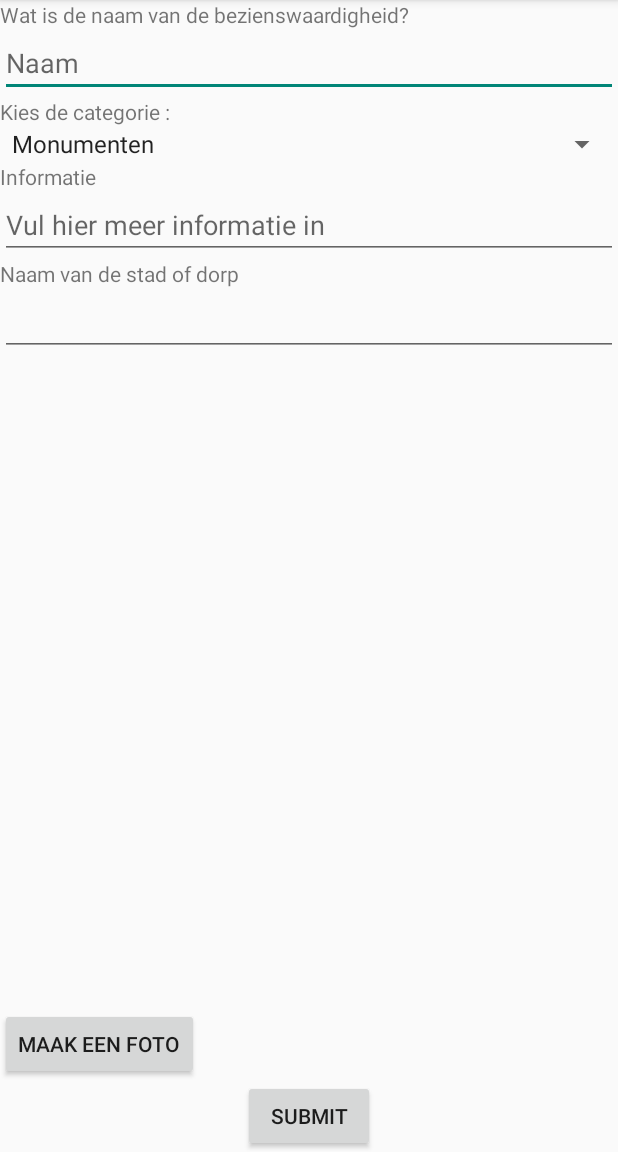
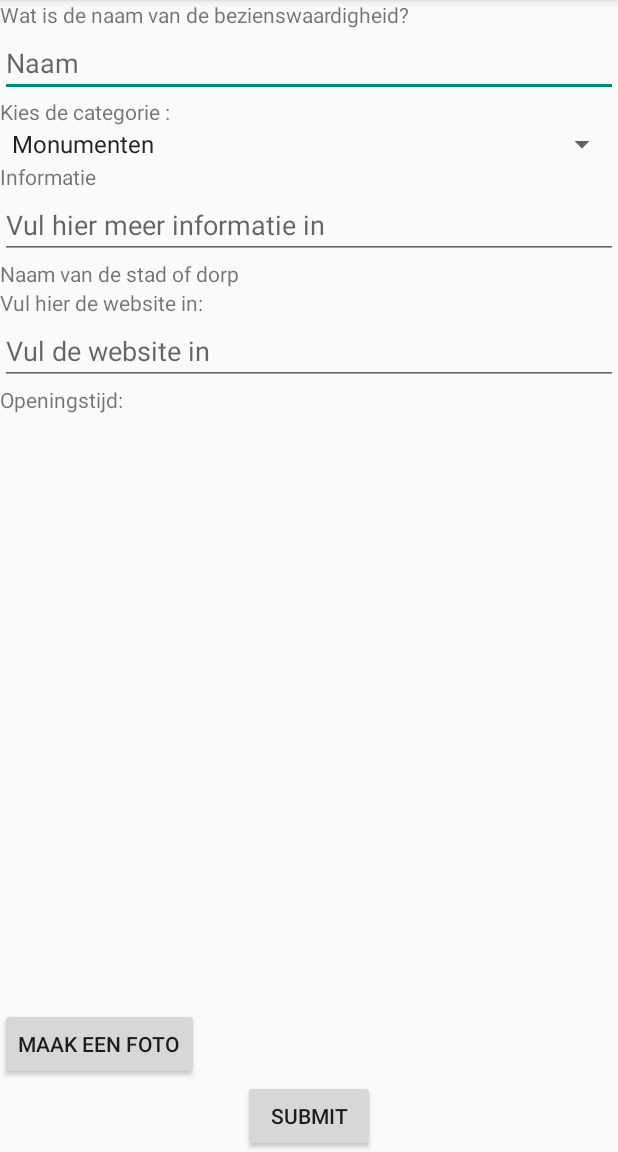
Before and after one commit to mrtijn310/touristGuide, an Android app: the fragment CreateSubmit placed in its activity, after a tap on "SUBMIT", on a phone screen of 412 x 824 dp, the part 84-1236 px from its top. Run offline under Robolectric (Android 15) with nearby library versions, the phone set to English and light mode, and no system bars; 3 statements that could not run were skipped.

Commit message:
submit per category. textblokken en edittext verschijnen pas zodra je een item hebt geselecteerd. op dit moment werkt het alleen voor monumenten, vanwege problemen met timepicker....

```diff
--- a/TouristGuideApplicatie/app/src/main/java/nl/xannic/minor/touristguideapplicatie/CreateSubmit.java
+++ b/TouristGuideApplicatie/app/src/main/java/nl/xannic/minor/touristguideapplicatie/CreateSubmit.java
@@ -11,6 +11,7 @@ import android.util.Log;
 import android.view.LayoutInflater;
 import android.view.View;
 import android.view.ViewGroup;
+import android.widget.AdapterView;
 import android.widget.ArrayAdapter;
 import android.widget.Button;
 import android.widget.EditText;
@@ -29,13 +30,15 @@ import java.util.List;
  * Created by Xander on 12/5/2014.
  */
 public class CreateSubmit extends android.app.Fragment{
-    TextView tvNaam, tvCategorie;
+    TextView tvNaam, tvCategorie, tvPlace,tvInfo;
     Spinner spinnerCategorie;
     EditText etNaam, etInfo, etPlaceName;
     List<String> list;
     ImageView ivPicture;
     Button btPicture, btSubmit;
     View rootView;
+    InsertMyData d;
+    String url;
 
     public CreateSubmit() {
     }
@@ -48,10 +51,37 @@ public class CreateSubmit extends android.app.Fragment{
         tvCategorie = (TextView) rootView.findViewById(R.id.tvCategorie);
         spinnerCategorie = (Spinner) rootView.findViewById(R.id.spinnerCategorie);
         etNaam = (EditText) rootView.findViewById(R.id.etNaam);
+        d = new InsertMyData();
         ArrayAdapter<CharSequence> adapter = ArrayAdapter.createFromResource(rootView.getContext(),
         R.array.categorieën, android.R.layout.simple_spinner_item);
         adapter.setDropDownViewResource(android.R.layout.simple_spinner_dropdown_item);
         spinnerCategorie.setAdapter(adapter);
+        spinnerCategorie.setOnItemSelectedListener(new AdapterView.OnItemSelectedListener() {
+            @Override
+            public void onItemSelected(AdapterView<?> parent, View view, int position, long id) {
+                switch(position){
+                    case 0:
+                        clearView();
+                        setMonumentView();
+                        addMonument();
+                        break;
+                    case 1:
+                        clearView();
+                        setFoodAndDrinkView();
+//                        addFoodAndDrink();
+                        break;
+                    case 2:
+                        clearView();
+//                        setMuseaView();
+//                        addMusea();
+                }
+            }
+
+            @Override
+            public void onNothingSelected(AdapterView<?> parent) {
+
+            }
+        });
         btPicture = (Button) rootView.findViewById(R.id.btPicture);
         fileUri = getOutputMediaFileUri(MEDIA_TYPE_IMAGE);
         btPicture.setOnClickListener(new View.OnClickListener() {
@@ -70,11 +100,40 @@ public class CreateSubmit extends android.app.Fragment{
                 insertIntoDB();
             }
         });
+        tvPlace = (TextView) rootView.findViewById(R.id.tvPlaceName);
+        tvInfo = (TextView) rootView.findViewById(R.id.tvInfo);
         return rootView;
     }
 
-    public void insertIntoDB(){
-        String url = "http://www.xannic.nl/api/insertdata.php";
+    public void clearView(){
+        etInfo.setVisibility(View.GONE);
+        etPlaceName.setVisibility(View.GONE);
+        tvPlace.setVisibility(View.GONE);
+        tvInfo.setVisibility(View.GONE);
+        btSubmit.setVisibility(View.GONE);
+        btPicture.setVisibility(View.GONE);
+        etPlaceName.setText("");
+        etInfo.setText("");
+    }
+
+    public void setFoodAndDrinkView(){
+        tvPlace.setVisibility(View.VISIBLE);
+        etPlaceName.setVisibility(View.VISIBLE);
+        tvInfo.setVisibility(View.VISIBLE);
+        etInfo.setVisibility(View.VISIBLE);
+
+    }
+
+    public void setMonumentView(){
+        tvInfo.setVisibility(View.VISIBLE);
+        etInfo.setVisibility(View.VISIBLE);
+        tvPlace.setVisibility(View.VISIBLE);
+        btPicture.setVisibility(View.VISIBLE);
+        btSubmit.setVisibility(View.VISIBLE);
+    }
+
+    public void addMonument(){
+        url = "http://www.xannic.nl/api/insertdata.php";
         String name = etNaam.getText().toString();
         String info = etInfo.getText().toString();
         String stringLat = String.valueOf(Data.lat);
@@ -84,8 +143,11 @@ public class CreateSubmit extends android.app.Fragment{
         String categoryId = Long.toString(i);
         String imgUrl = "null";
         url+= "?name=" + name+"&info="+info+"&lat=" + stringLat+"&lon=" + stringLon+"&cityname=" + cityName+"&categoryid=" + categoryId+"&imageurl"+imgUrl;
-        InsertMyData d = new InsertMyData();
+    }
+
+    public void insertIntoDB(){
         d.execute(url);
+        //go back to map of tnx screen
     }
 
     private Uri fileUri;
--- a/TouristGuideApplicatie/app/src/main/res/layout/submit.xml
+++ b/TouristGuideApplicatie/app/src/main/res/layout/submit.xml
@@ -44,6 +44,7 @@
         android:layout_alignParentStart="true"
         android:layout_above="@+id/btPicture"
         android:layout_below="@+id/etPlaceName"
+        android:visibility="gone"
         />
 
     <Button
@@ -53,7 +54,8 @@
         android:id="@+id/btPicture"
         android:layout_above="@+id/btSubmit"
         android:layout_alignParentLeft="true"
-        android:layout_alignParentStart="true" />
+        android:layout_alignParentStart="true"
+        android:visibility="gone" />
 
     <Button
         android:layout_width="wrap_content"
@@ -61,7 +63,8 @@
         android:text="Submit"
         android:id="@+id/btSubmit"
         android:layout_alignParentBottom="true"
-        android:layout_centerHorizontal="true" />
+        android:layout_centerHorizontal="true"
+        android:visibility="gone" />
 
     <TextView
         android:layout_width="fill_parent"
@@ -70,7 +73,8 @@
         android:id="@+id/tvInfo"
         android:layout_below="@+id/spinnerCategorie"
         android:layout_alignParentLeft="true"
-        android:layout_alignParentStart="true" />
+        android:layout_alignParentStart="true"
+        android:visibility="visible" />
 
     <EditText
         android:layout_width="fill_parent"
@@ -80,7 +84,8 @@
         android:hint="Vul hier meer informatie in"
         android:layout_below="@+id/tvInfo"
         android:layout_alignParentLeft="true"
-        android:layout_alignParentStart="true" />
+        android:layout_alignParentStart="true"
+        android:visibility="visible" />
 
     <TextView
         android:layout_width="fill_parent"
@@ -89,7 +94,8 @@
         android:id="@+id/tvPlaceName"
         android:layout_below="@+id/etInfo"
         android:layout_alignParentLeft="true"
-        android:layout_alignParentStart="true" />
+        android:layout_alignParentStart="true"
+        android:visibility="visible" />
 
     <EditText
         android:layout_width="fill_parent"
@@ -97,6 +103,34 @@
         android:id="@+id/etPlaceName"
         android:layout_below="@+id/tvPlaceName"
         android:layout_alignParentLeft="true"
-        android:layout_alignParentStart="true" />
+        android:layout_alignParentStart="true"
+        android:visibility="visible" />
+
+    <TextView
+        android:layout_width="fill_parent"
+        android:layout_height="wrap_content"
+        android:text="Vul hier de website in:"
+        android:id="@+id/tvWebsite"
+        android:layout_below="@+id/etPlaceName"
+        android:layout_toRightOf="@+id/ivPicture"
+        android:layout_toEndOf="@+id/ivPicture" />
+
+    <EditText
+        android:layout_width="fill_parent"
+        android:layout_height="wrap_content"
+        android:id="@+id/etWebsite"
+        android:hint="Vul de website in"
+        android:layout_below="@+id/tvWebsite"
+        android:layout_toRightOf="@+id/ivPicture"
+        android:layout_toEndOf="@+id/ivPicture" />
+
+    <TextView
+        android:layout_width="fill_parent"
+        android:layout_height="wrap_content"
+        android:text="Openingstijd:"
+        android:id="@+id/tvOpeningstijd"
+        android:layout_below="@+id/etWebsite"
+        android:layout_toRightOf="@+id/ivPicture"
+        android:layout_toEndOf="@+id/ivPicture" />
 
 </RelativeLayout>
```
